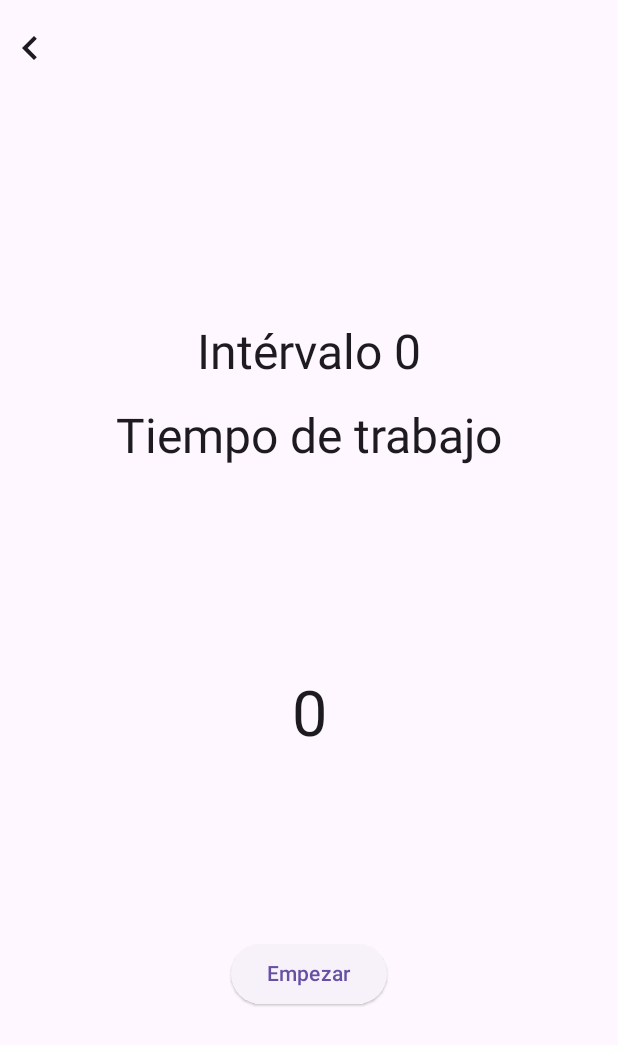
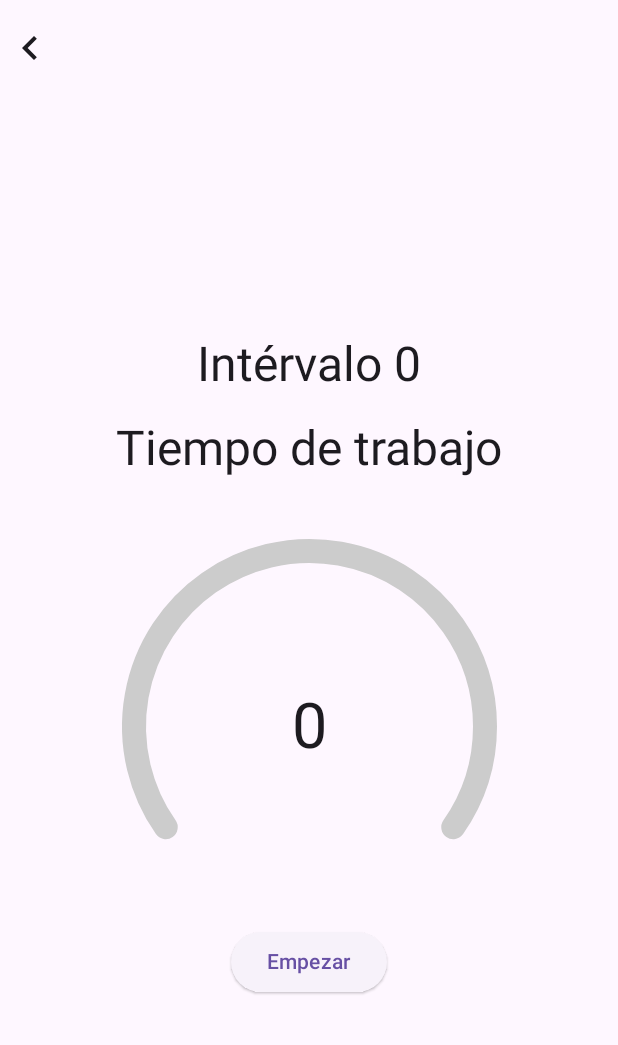
Before and after one commit to IvanCaEz/MultiplatformTimer, an Android app built with Jetpack Compose: the TimerScreen screen opened through its navigation route, on a phone screen of 412 x 824 dp. Shown: the top 1045 px of the screen. Run offline under Robolectric (Android 15) with nearby library versions, the phone set to English and light mode, and no system bars; libraries missing offline, so code that uses them is left out: com.ivancaez.cooltimer.

Commit message:
[Timer] {Update} Added background arc

```diff
--- a/composeApp/src/commonMain/kotlin/view/timer/TimerScreen.kt
+++ b/composeApp/src/commonMain/kotlin/view/timer/TimerScreen.kt
@@ -110,7 +110,7 @@ fun TimerScreen(navController: NavController, timerViewModel: TimerViewModel) {
                     animationOn = hasStarted,
                 )
             }
-            Spacer(modifier = Modifier.padding(12.dp))
+            Spacer(modifier = Modifier.padding(4.dp))
             Row(modifier = Modifier.fillMaxWidth(),
                 horizontalArrangement = Arrangement.Center) {
                 ElevatedButton(onClick = {
@@ -179,6 +179,18 @@ fun CoolCircularProgressBar(
         val strokeWidthPx = strokeWidth.toPx()
         val arcSize = size.toPx() - strokeWidthPx
 
+        // Background Arc
+        drawArc(
+            color = backgroundArcColor,
+            startAngle = startAngle,
+            sweepAngle = 250f,
+            useCenter = false,
+            topLeft = Offset(strokeWidthPx / 2, strokeWidthPx / 2),
+            size = Size(arcSize, arcSize),
+            style = Stroke(width = strokeWidthPx, cap = StrokeCap.Round)
+        )
+
+        // Progress Arc
         drawArc(
             brush = gradientBrush,
             startAngle = startAngle,
```
